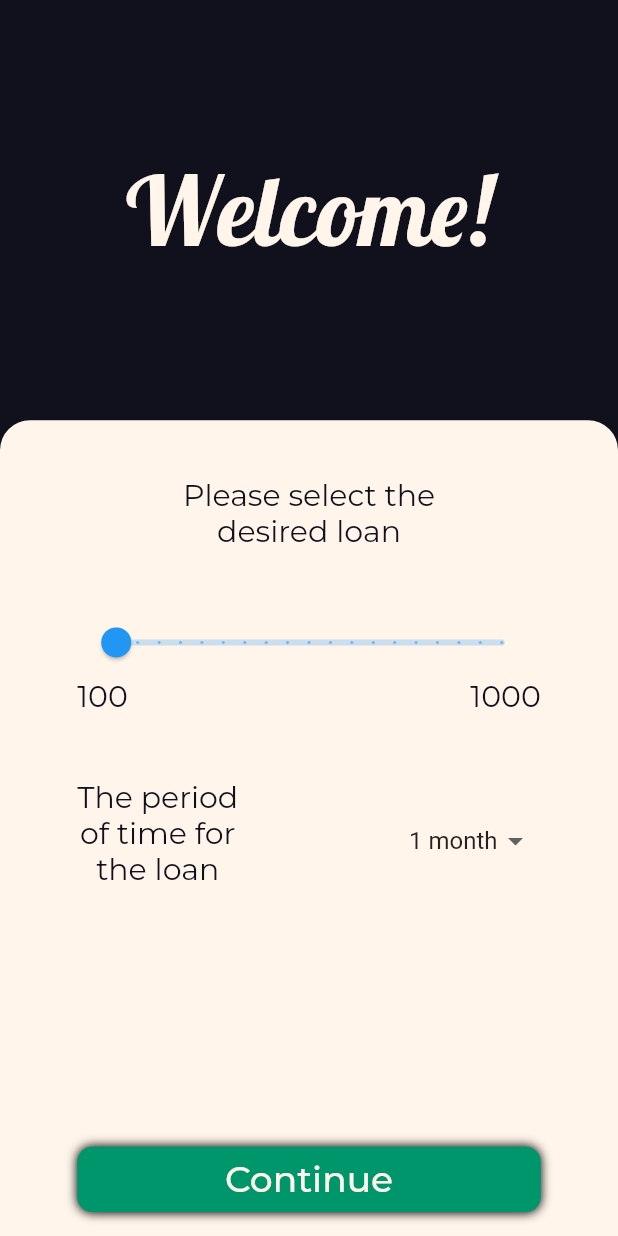
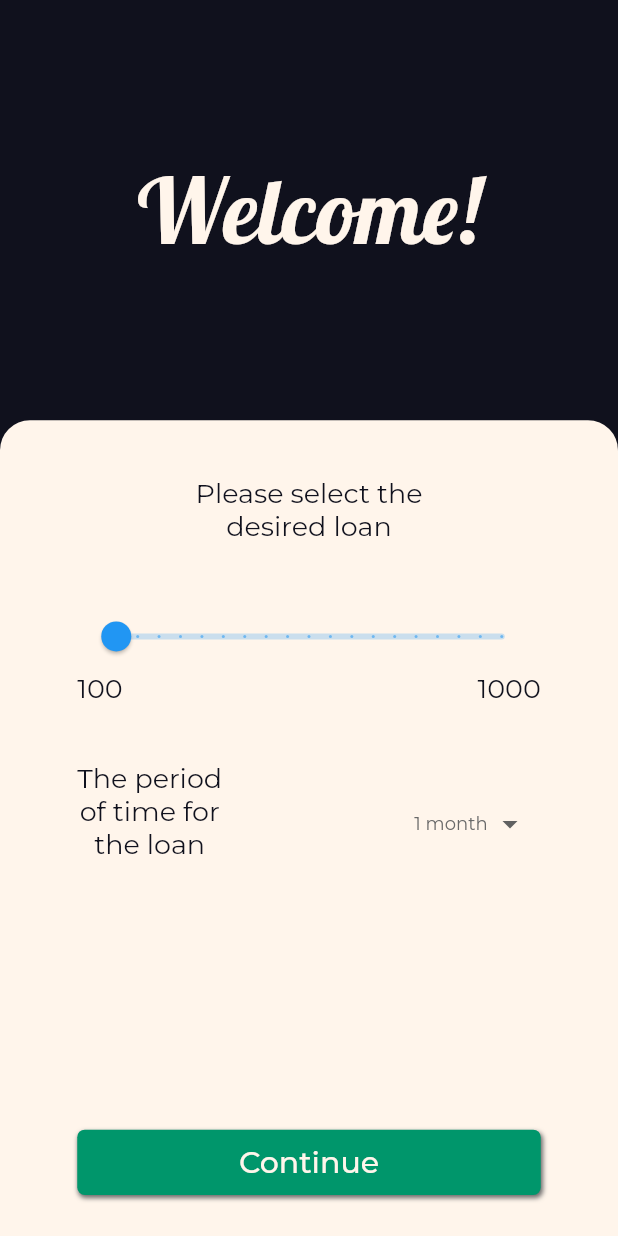
Before and after one commit to Tudor-Anitas/MyCreditLoans, a Flutter app: the screen it shows after launch, on a phone screen of 412 x 824 dp. Run offline on Flutter 3.47's test engine with Material 2 defaults, Android fonts, the phone set to English and light mode, and no system bars; our stand-ins replace animated_splash_screen, google_fonts, image_picker, page_transition.

Commit message:
Added UI compatibility for large and normal screen resolutions

```diff
--- a/lib/colors.dart
+++ b/lib/colors.dart
@@ -14,7 +14,7 @@ Color kBlue = Color(0xffebebeb);
 
 /// Shadow for buttons and containers
 BoxShadow kBoxShadow = BoxShadow(
-    //color: kDarkGrey,
-    offset: Offset(0.0, 0.0),
-    blurRadius: 5.0
+    color: kGrey,
+    offset: Offset(1.0, 2.0),
+    blurRadius: 2.0
 );
--- /dev/null
+++ b/lib/constraints.dart
@@ -0,0 +1,4 @@
+/// constraints for the application UI
+
+const kLARGE_BREAKPOINT = 600.0;
+const kNORMAL_BREAKPOINT = 550.0;
--- a/lib/methods.dart
+++ b/lib/methods.dart
@@ -1,6 +1,18 @@
 import 'dart:convert';
 import 'package:http/http.dart' as http;
+import 'package:my_credit_loans/constraints.dart';
 import 'package:my_credit_loans/screens/details_page/components/details_form.dart';
+
+/// Gets the [height] of the device and will return the type of the scree size:
+/// 'small', 'normal' or 'large'
+String getScreenSizeType(double height){
+  if(height < kNORMAL_BREAKPOINT)
+    return 'small';
+  else if(height < kLARGE_BREAKPOINT)
+    return 'normal';
+  else
+    return 'large';
+}
 
 /// This method will do a get request to a random number generator API
 /// to provide a number representing the score of the user
@@ -37,7 +49,7 @@ class InputValidators{
     // if there is a space but at the end of the string
     // RETURN the error
     if(value!.length < 3 || !value.contains(' ') || (value.contains(' ') && value.endsWith(' ')))
-      return 'Incorrect name';
+      return '';
     return null;
   };
 
@@ -54,7 +66,7 @@ class InputValidators{
   // RETURN the error
   Function incomeValidator = (String? value){
     if(value!.length < 1)
-      return 'Incorrect income';
+      return '';
     return null;
   };
 }
--- a/lib/screens/main_page/components/loan_form.dart
+++ b/lib/screens/main_page/components/loan_form.dart
@@ -8,10 +8,12 @@ class LoanForm extends StatefulWidget {
 
   late double width;
   late double height;
+  late String screenType;
 
   LoanForm({
     required this.width,
     required this.height,
+    required this.screenType
   });
 
   @override
@@ -20,6 +22,12 @@ class LoanForm extends StatefulWidget {
 
 class _LoanFormState extends State<LoanForm> {
 
+  // the space between text, slider and time period components
+  late double spaceSize;
+  // the space between time period and continue button
+  late double buttonMargin;
+  // the height of the loanPeriod component
+  late double loanPeriodHeight;
 
   @override
   Widget build(BuildContext context) {
@@ -34,23 +42,44 @@ class _LoanFormState extends State<LoanForm> {
         children: [
           // the sized boxes are used to better
           // position the elements into the column
-          SizedBox(height: widget.height * 0.07,),
+          SizedBox(height: spaceSize,),
           Text('Please select the'),
           Text('desired loan'),
-          SizedBox(height: widget.height * 0.07,),
+          SizedBox(height: spaceSize,),
           LoanSlider(width: widget.width * 0.75,),
-          SizedBox(height: widget.height * 0.08,),
-          LoanPeriod(width: widget.width * 0.75, height: widget.height * 0.15),
-          SizedBox(height: widget.height * 0.3,),
+          SizedBox(height: spaceSize,),
+          LoanPeriod(width: widget.width * 0.75, height: loanPeriodHeight),
+          SizedBox(height: buttonMargin,),
           ValidateButton(
             width: widget.width * 0.75,
             height: widget.height * 0.08,
             onPressed: (){
-              showCostDialog(context, widget.width, widget.height);
+              showCostDialog(context, widget.width, widget.height, widget.screenType);
               },
           )
         ],
       ),
     );
   }
+
+  @override
+  void initState() {
+    super.initState();
+
+    // changes the sizes of different components depending on the screen size
+    switch(widget.screenType){
+      case 'large':
+        spaceSize = widget.height * 0.07;
+        buttonMargin = widget.height * 0.3;
+        loanPeriodHeight = widget.height * 0.15;
+        break;
+      case 'normal':
+        spaceSize = widget.height * 0.06;
+        buttonMargin = widget.height * 0.2;
+        loanPeriodHeight = widget.height * 0.2;
+        break;
+      case 'small':
+        break;
+    }
+  }
 }
--- a/lib/screens/main_page/components/loan_period.dart
+++ b/lib/screens/main_page/components/loan_period.dart
@@ -55,6 +55,7 @@ class _LoanPeriodState extends State<LoanPeriod> {
                 child: DropdownButton(
                   value: MainPage.timePeriod,
                   items: timePeriods,
+                  style: Theme.of(context).textTheme.caption,
                   onChanged: (value){
                     setState(() {
                       MainPage.timePeriod = value as int;
--- a/lib/screens/main_page/main_page.dart
+++ b/lib/screens/main_page/main_page.dart
@@ -1,5 +1,6 @@
 import 'package:flutter/cupertino.dart';
 import 'package:flutter/material.dart';
+import 'package:my_credit_loans/methods.dart';
 import 'package:my_credit_loans/screens/main_page/components/headline.dart';
 import 'package:my_credit_loans/screens/main_page/components/loan_form.dart';
 
@@ -28,6 +29,13 @@ class _MainPageState extends State<MainPage> {
     double windowWidth = MediaQuery.of(context).size.width;
     double windowHeight = MediaQuery.of(context).size.height;
 
+    print(windowHeight);
+    print(windowWidth);
+
+    // describes the size of the screen to better build the UI
+    // can be: 'small', 'normal', or 'large'
+    String screenSizeFlag = getScreenSizeType(windowHeight);
+
     return Scaffold(
       resizeToAvoidBottomInset: false,
       body: Container(
@@ -38,7 +46,7 @@ class _MainPageState extends State<MainPage> {
             mainAxisAlignment: MainAxisAlignment.end,
             children: [
               Headline(height: windowHeight * 0.34,),
-              LoanForm(width: windowWidth, height: windowHeight * 0.66)
+              LoanForm(width: windowWidth, height: windowHeight * 0.66, screenType: screenSizeFlag,)
             ],
           ),
         ),
--- a/lib/theme.dart
+++ b/lib/theme.dart
@@ -15,13 +15,13 @@ class CustomTheme{
       scaffoldBackgroundColor: kXiketic,
       textTheme: TextTheme(
         headline1: GoogleFonts.montserrat(fontSize: 80, color: kSeaShell, fontWeight: FontWeight.w500),
-        headline2: GoogleFonts.lobster(fontSize: 64, color: kSeaShell, fontWeight: FontWeight.w500),
-        headline3: GoogleFonts.montserrat(fontSize: 36, color: kSeaShell, fontWeight: FontWeight.w500),
+        headline2: GoogleFonts.lobster(fontSize: 60, color: kSeaShell, fontWeight: FontWeight.w500),
+        headline3: GoogleFonts.montserrat(fontSize: 48, color: kSeaShell, fontWeight: FontWeight.w500),
         headline6: GoogleFonts.montserrat(fontSize: 24, color: kSeaShell, fontWeight: FontWeight.w500),
-        bodyText1: GoogleFonts.montserrat(fontSize: 24, color: kXiketic, fontWeight: FontWeight.w500),
-        bodyText2: GoogleFonts.montserrat(fontSize: 20, color: kXiketic, fontWeight: FontWeight.w400),
-        caption: GoogleFonts.montserrat(fontSize: 14, color: kGrey),
-        button: GoogleFonts.montserrat(fontSize: 24, color: kSeaShell, fontWeight: FontWeight.w500)
+        bodyText1: GoogleFonts.montserrat(fontSize: 20, color: kXiketic, fontWeight: FontWeight.normal),
+        bodyText2: GoogleFonts.montserrat(fontSize: 18, color: kXiketic, fontWeight: FontWeight.normal),
+        caption: GoogleFonts.montserrat(fontSize: 12, color: kGrey),
+        button: GoogleFonts.montserrat(fontSize: 20, color: kSeaShell, fontWeight: FontWeight.w500)
       )
     );
   }
--- a/lib/widgets/cancel_button.dart
+++ b/lib/widgets/cancel_button.dart
@@ -21,7 +21,7 @@ class CancelButton extends StatelessWidget {
       height: height,
       color: Theme.of(context).backgroundColor,
       child: MaterialButton(
-        child: Text('Cancel', style: GoogleFonts.montserrat(fontSize: 24, color: kRedPigment, fontWeight: FontWeight.w500),),
+        child: Text('Cancel', style: GoogleFonts.montserrat(fontSize: 20, color: kRedPigment, fontWeight: FontWeight.w500),),
         onPressed: onPressed,
       ),
     );
--- a/lib/widgets/validate_button.dart
+++ b/lib/widgets/validate_button.dart
@@ -24,7 +24,7 @@ class ValidateButton extends StatelessWidget {
       height: height,
       decoration: BoxDecoration(
         color: Theme.of(context).accentColor,
-        borderRadius: BorderRadius.all(Radius.circular(10)),
+        borderRadius: BorderRadius.all(Radius.circular(5)),
         boxShadow: [ kBoxShadow ]
       ),
       child: MaterialButton(
```
Also changed, not shown: lib/screens/details_page/components/details_form.dart (+26 -5 lines), lib/screens/details_page/details_page.dart (+36 -12 lines), lib/screens/main_page/components/dialog_popup.dart (+8 -2 lines), lib/widgets/input.dart (+31 -10 lines), lib/main.dart (line endings or trailing spaces).
